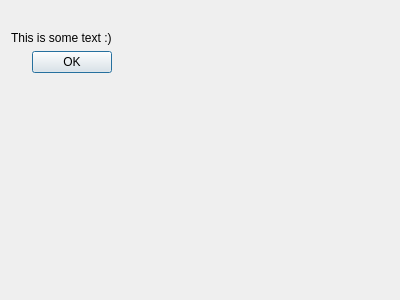
Qt form qtEditor/aboutdialog.ui (OGRECave/scape) before a commit.
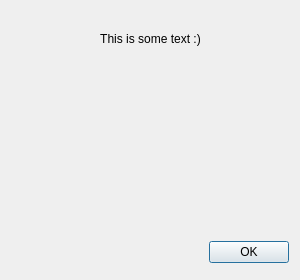
The same form after that commit. Icons and pictures are not drawn.

The edit to the form file:
```diff
--- a/qtEditor/aboutdialog.ui
+++ b/qtEditor/aboutdialog.ui
@@ -6,28 +6,52 @@
    <rect>
     <x>0</x>
     <y>0</y>
-    <width>400</width>
-    <height>300</height>
+    <width>300</width>
+    <height>280</height>
    </rect>
   </property>
+  <property name="sizePolicy">
+   <sizepolicy hsizetype="Fixed" vsizetype="Fixed">
+    <horstretch>0</horstretch>
+    <verstretch>0</verstretch>
+   </sizepolicy>
+  </property>
+  <property name="minimumSize">
+   <size>
+    <width>300</width>
+    <height>280</height>
+   </size>
+  </property>
+  <property name="maximumSize">
+   <size>
+    <width>300</width>
+    <height>280</height>
+   </size>
+  </property>
+  <property name="contextMenuPolicy">
+   <enum>Qt::NoContextMenu</enum>
+  </property>
   <property name="windowTitle">
    <string>About</string>
   </property>
   <widget class="QWidget" name="">
    <property name="geometry">
     <rect>
-     <x>11</x>
-     <y>11</y>
-     <width>381</width>
-     <height>289</height>
+     <x>12</x>
+     <y>12</y>
+     <width>277</width>
+     <height>251</height>
     </rect>
    </property>
    <layout class="QVBoxLayout" name="verticalLayout">
-    <property name="sizeConstraint">
-     <enum>QLayout::SetFixedSize</enum>
-    </property>
     <item>
      <widget class="QLabel" name="label">
+      <property name="sizePolicy">
+       <sizepolicy hsizetype="Maximum" vsizetype="Preferred">
+        <horstretch>0</horstretch>
+        <verstretch>0</verstretch>
+       </sizepolicy>
+      </property>
       <property name="text">
        <string/>
       </property>
@@ -41,16 +65,44 @@
     </item>
     <item>
      <widget class="QLabel" name="label_2">
+      <property name="sizePolicy">
+       <sizepolicy hsizetype="Expanding" vsizetype="Preferred">
+        <horstretch>0</horstretch>
+        <verstretch>0</verstretch>
+       </sizepolicy>
+      </property>
       <property name="text">
        <string>This is some text :)</string>
       </property>
       <property name="alignment">
-       <set>Qt::AlignJustify|Qt::AlignTop</set>
+       <set>Qt::AlignHCenter|Qt::AlignTop</set>
+      </property>
+      <property name="openExternalLinks">
+       <bool>true</bool>
       </property>
      </widget>
     </item>
+    <item>
+     <spacer name="verticalSpacer">
+      <property name="orientation">
+       <enum>Qt::Vertical</enum>
+      </property>
+      <property name="sizeHint" stdset="0">
+       <size>
+        <width>20</width>
+        <height>40</height>
+       </size>
+      </property>
+     </spacer>
+    </item>
     <item>
      <widget class="QDialogButtonBox" name="buttonBox">
+      <property name="sizePolicy">
+       <sizepolicy hsizetype="Preferred" vsizetype="Fixed">
+        <horstretch>0</horstretch>
+        <verstretch>0</verstretch>
+       </sizepolicy>
+      </property>
       <property name="orientation">
        <enum>Qt::Horizontal</enum>
       </property>
```
Left out of the diff: 6 changed lines with no effect on the pictures.
